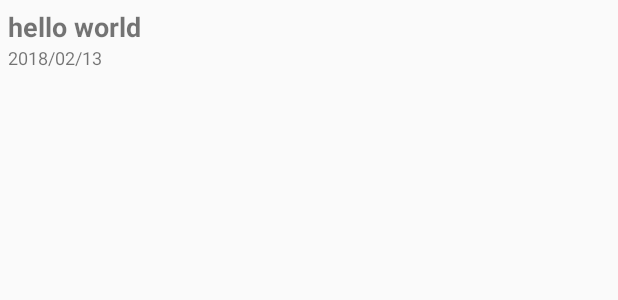
After one commit to YokoMasa/cat-map, an Android app: the layout comment_list_element.xml on its own in the app's theme, with its tools: preview values and no code run, on a phone screen of 412 x 824 dp. The commit adds this screen. Shown: the top 300 px of the screen. Run offline under Robolectric (Android 15) with nearby library versions, the phone set to English and light mode, and no system bars.

Commit message:
roughly added implemented comment part

```diff
--- /dev/null
+++ b/app/src/main/res/layout/comment_list_element.xml
@@ -0,0 +1,24 @@
+<?xml version="1.0" encoding="utf-8"?>
+<LinearLayout xmlns:android="http://schemas.android.com/apk/res/android"
+    xmlns:tools="http://schemas.android.com/tools"
+    android:orientation="vertical"
+    android:layout_width="match_parent"
+    android:layout_height="wrap_content"
+    android:layout_margin="5dp">
+
+    <android.support.v7.widget.AppCompatTextView
+        android:id="@+id/comment_comment"
+        android:layout_width="match_parent"
+        android:layout_height="wrap_content"
+        android:textStyle="bold"
+        android:textSize="18sp"
+        tools:text="hello world"/>
+
+    <android.support.v7.widget.AppCompatTextView
+        android:id="@+id/comment_info"
+        android:layout_width="match_parent"
+        android:layout_height="wrap_content"
+        android:textSize="12sp"
+        tools:text="2018/02/13"/>
+
+</LinearLayout>
--- a/app/src/main/res/layout/fragment_cat_comment.xml
+++ b/app/src/main/res/layout/fragment_cat_comment.xml
@@ -21,6 +21,7 @@
 
         <android.support.v7.widget.RecyclerView
             android:id="@+id/fragment_cat_recycler_view"
+            android:padding="5dp"
             android:layout_width="match_parent"
             android:layout_height="match_parent"/>
 
--- a/app/src/main/res/values/colors.xml
+++ b/app/src/main/res/values/colors.xml
@@ -7,4 +7,5 @@
     <color name="text_black">#555555</color>
     <color name="login_button_color">@color/colorPrimary</color>
     <color name="login_button_color_pressed">#99776a</color>
+    <color name="comment_background">#d1FFFFFF</color>
 </resources>
--- a/app/src/main/res/values/strings.xml
+++ b/app/src/main/res/values/strings.xml
@@ -21,6 +21,9 @@
     <string name="failed_to_add_image">画像の追加に失敗しました</string>
     <string name="comments">コメント</string>
     <string name="close">閉じる</string>
+    <string name="adding_comment">コメントを追加中...</string>
+    <string name="failed_to_add_comment">コメントの追加に失敗しました</string>
+    <string name="failed_to_load_comments">コメントがロードできませんでした</string>
 
     <string name="from_camera">写真を撮る</string>
     <string name="from_album">アルバムから選ぶ</string>
```
Also changed, not shown: app/src/main/java/com/masaworld/catmap/data/datasource/remote/CatRemoteDataSource.java (+9 -0 lines), app/src/main/java/com/masaworld/catmap/data/repository/CatRepository.java (+11 -0 lines), app/src/main/java/com/masaworld/catmap/ui/activity/BaseActivity.java (+4 -6 lines), app/src/main/java/com/masaworld/catmap/ui/adapter/CommentListAdapter.java (added, +71 -0 lines), app/src/main/java/com/masaworld/catmap/ui/fragment/CatCommentFragment.java (+60 -2 lines), app/src/main/java/com/masaworld/catmap/viewmodel/CatCommentFragmentViewModel.java (added, +64 -0 lines).
